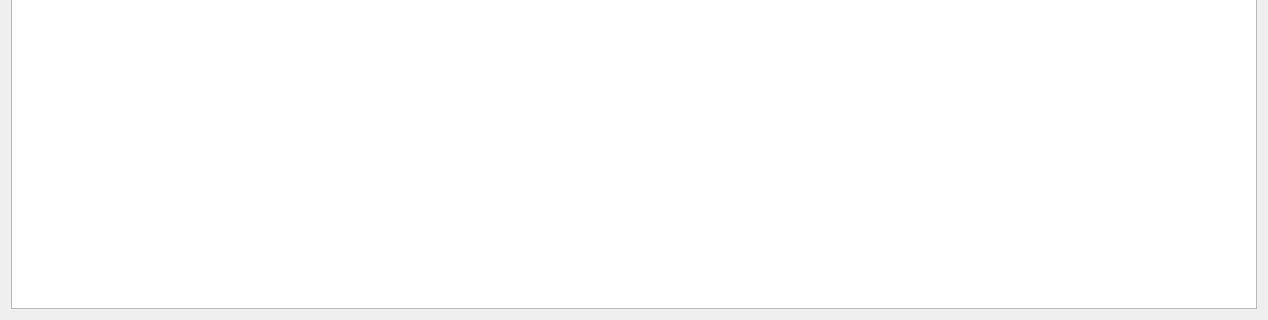
Above: GUI/QtComponents/Secrets/secrets.ui from ryanq47/WhisperNet before the change; both pictures show x 0 to 1268 and y 364 to 684 of the 1268 by 684 pixel window. Below: the same form after it.
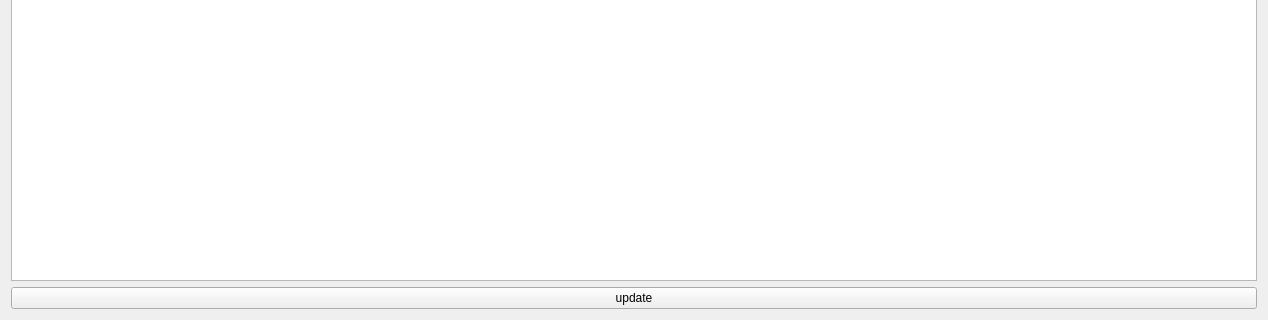
That is the form after the change.

```diff
--- a/GUI/QtComponents/Secrets/secrets.ui
+++ b/GUI/QtComponents/Secrets/secrets.ui
@@ -49,6 +49,13 @@
      </column>
     </widget>
    </item>
+   <item row="1" column="0">
+    <widget class="QPushButton" name="secrets_update">
+     <property name="text">
+      <string>update</string>
+     </property>
+    </widget>
+   </item>
   </layout>
  </widget>
  <resources/>
```
